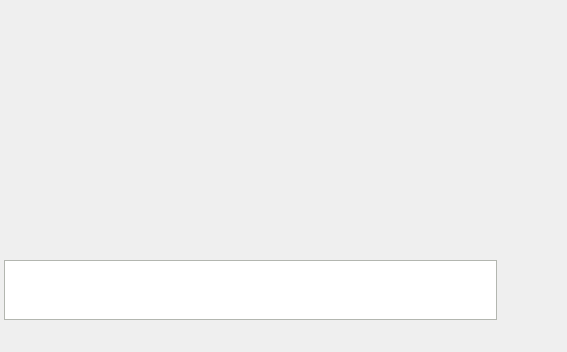
First picture: the form in share/skins/default/mucchat.ui, repository itds-consulting/yate, before the edit.
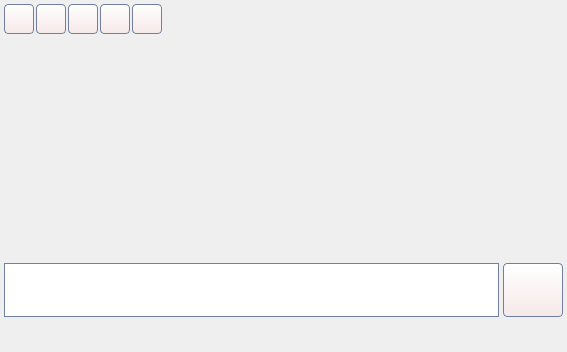
Second picture: the form after the edit. Icons and pictures are not drawn.

Commit message: Moved channel control buttons to channel item in channels list. Conference and transfer are now done from master channel and shown in its item in channels list. Changed user interface colors and shapes.

```diff
--- a/share/skins/default/mucchat.ui
+++ b/share/skins/default/mucchat.ui
@@ -21,6 +21,21 @@
   <property name="contextMenuPolicy" >
    <enum>Qt::ActionsContextMenu</enum>
   </property>
+  <property name="styleSheet" >
+   <string>QAbstractButton {
+  border: 1px solid #717fa0;
+  border-radius: 4px;
+  font-size: 11px;
+  background: qlineargradient(x1: 0, y1: 0, x2: 0, y2: 1, stop: 0 #ffffff, stop: 1 #f6e8e8)
+}
+QAbstractButton:hover {
+  background: qlineargradient(x1: 0, y1: 0, x2: 0, y2: 1, stop: 0 #ffffff, stop: 1 #f9f3f3)
+}
+QAbstractButton:pressed {
+  background: qlineargradient(x1: 0, y1: 0, x2: 0, y2: 1, stop: 0 #f6e8e8, stop: 1 #ffffff)
+}
+</string>
+  </property>
   <property name="_yate_keypress_redirect" stdset="0" >
    <string>message</string>
   </property>
@@ -355,13 +370,13 @@
        <height>60</height>
       </size>
      </property>
-     <property name="frameShape" >
-      <enum>QFrame::NoFrame</enum>
-     </property>
      <property name="frameShadow" >
       <enum>QFrame::Plain</enum>
      </property>
      <layout class="QHBoxLayout" >
+      <property name="spacing" >
+       <number>4</number>
+      </property>
       <property name="leftMargin" >
        <number>0</number>
       </property>
@@ -377,22 +392,34 @@
       <item>
        <widget class="QTextEdit" name="message" >
         <property name="sizePolicy" >
-         <sizepolicy vsizetype="MinimumExpanding" hsizetype="Expanding" >
+         <sizepolicy vsizetype="Fixed" hsizetype="Expanding" >
           <horstretch>0</horstretch>
           <verstretch>0</verstretch>
          </sizepolicy>
         </property>
+        <property name="minimumSize" >
+         <size>
+          <width>0</width>
+          <height>54</height>
+         </size>
+        </property>
         <property name="maximumSize" >
          <size>
           <width>16777215</width>
-          <height>100</height>
+          <height>54</height>
          </size>
         </property>
         <property name="focusPolicy" >
          <enum>Qt::StrongFocus</enum>
         </property>
         <property name="styleSheet" >
-         <string>QTextEdit {background-color: #ffffff; border: 1px solid #b3b6b0; color: #666666; font-family: Arial; font-size: 12px;}</string>
+         <string>QTextEdit {
+  background-color: #ffffff;
+  border: 1px solid #717fa0;
+  color: #666666;
+  font-family: Arial;
+  font-size: 12px;
+}</string>
         </property>
         <property name="tabChangesFocus" >
          <bool>true</bool>
@@ -418,22 +445,17 @@
        </widget>
       </item>
       <item>
-       <layout class="QVBoxLayout" >
-        <property name="rightMargin" >
-         <number>0</number>
-        </property>
-        <item>
          <widget class="QToolButton" name="send_chat_button" >
           <property name="minimumSize" >
            <size>
             <width>60</width>
-            <height>50</height>
+          <height>54</height>
            </size>
           </property>
           <property name="maximumSize" >
            <size>
             <width>60</width>
-            <height>50</height>
+          <height>54</height>
            </size>
           </property>
           <property name="focusPolicy" >
@@ -457,22 +479,16 @@
           <property name="_yate_setaction" stdset="0" >
            <string>send_chat</string>
           </property>
-         </widget>
-        </item>
-        <item>
-         <spacer>
-          <property name="orientation" >
-           <enum>Qt::Vertical</enum>
-          </property>
-          <property name="sizeHint" >
-           <size>
-            <width>0</width>
-            <height>0</height>
-           </size>
-          </property>
-         </spacer>
-        </item>
-       </layout>
+        <property name="_yate_normal_icon" stdset="0" >
+         <string>sendchat_32.png</string>
+        </property>
+        <property name="_yate_pressed_icon" stdset="0" >
+         <string>sendchat_32_pressed.png</string>
+        </property>
+        <property name="_yate_hover_icon" stdset="0" >
+         <string>sendchat_32_hover.png</string>
+        </property>
+       </widget>
       </item>
      </layout>
     </widget>
```
Left out of the diff: 4 changed lines with no effect on the pictures. Lines whose indentation alone changed are shown as unchanged. The commit also changes 200 other files.
